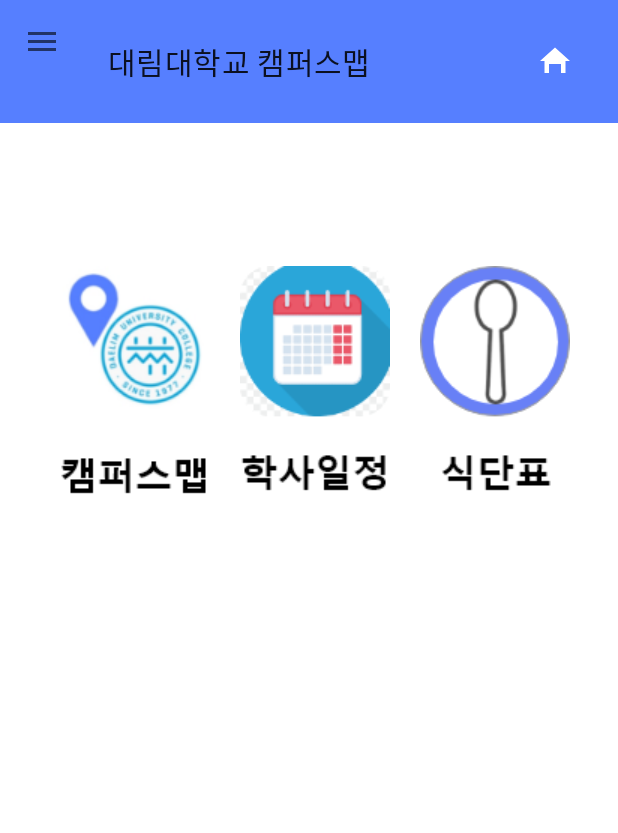
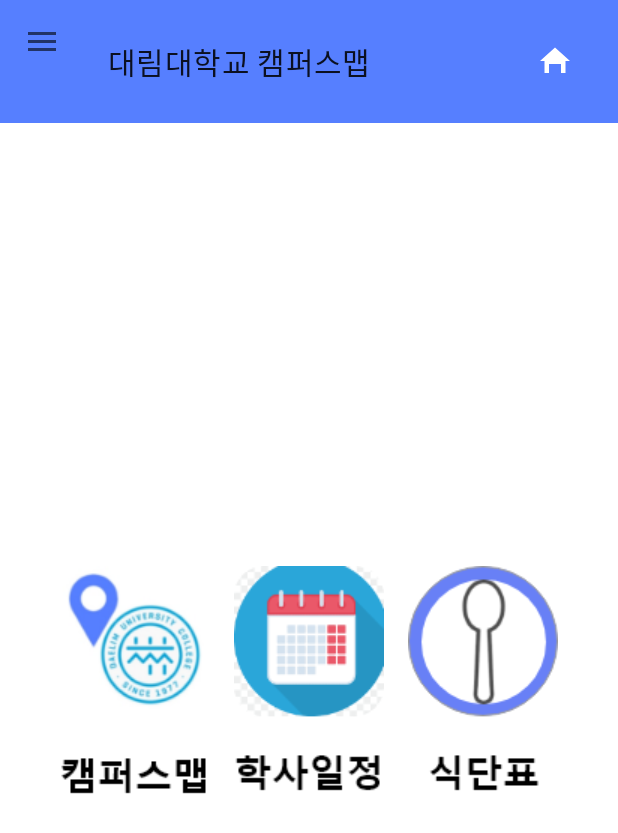
Before and after one commit to choihyunki/JAVA_Project, an Android app: the screen it shows after launch (MainActivity), on a phone screen of 412 x 824 dp. Shown: the top 833 px of the screen. Run offline under Robolectric (Android 15) with nearby library versions, the phone set to English and light mode, and no system bars; our stand-ins replace navigation-ui.

Commit message:
진짜 끝

```diff
--- a/app/src/main/res/layout/fragment_home.xml
+++ b/app/src/main/res/layout/fragment_home.xml
@@ -27,6 +27,7 @@
         android:layout_width="wrap_content"
         android:layout_height="wrap_content"
         android:background="@android:color/transparent"
+        android:layout_marginTop="200dp"
         app:layout_constraintTop_toBottomOf="@id/text_home"
         app:layout_constraintStart_toStartOf="@id/guideline_start"
         android:src="@drawable/campusicon"
@@ -38,9 +39,12 @@
         android:layout_width="wrap_content"
         android:layout_height="wrap_content"
         android:layout_marginStart="20dp"
+        android:layout_marginEnd="20dp"
+        android:layout_marginTop="200dp"
         android:background="@android:color/transparent"
         app:layout_constraintTop_toBottomOf="@id/text_home"
-        app:layout_constraintStart_toEndOf="@id/icon1"
+        app:layout_constraintStart_toStartOf="parent"
+        app:layout_constraintEnd_toEndOf="parent"
         android:src="@drawable/scheduleicon"
         tools:ignore="MissingConstraints"
         android:contentDescription="@string/todo" />
@@ -50,10 +54,11 @@
         android:id="@+id/icon3"
         android:layout_width="wrap_content"
         android:layout_height="wrap_content"
-        android:layout_marginStart="20dp"
+        android:layout_marginEnd="40dp"
+        android:layout_marginTop="200dp"
         android:background="@android:color/transparent"
         app:layout_constraintTop_toBottomOf="@id/text_home"
-        app:layout_constraintStart_toEndOf="@id/icon2"
+        app:layout_constraintEnd_toEndOf="parent"
         android:src="@drawable/lunchmanuicon"
         tools:ignore="MissingConstraints"
         android:contentDescription="@string/todo" />
```
